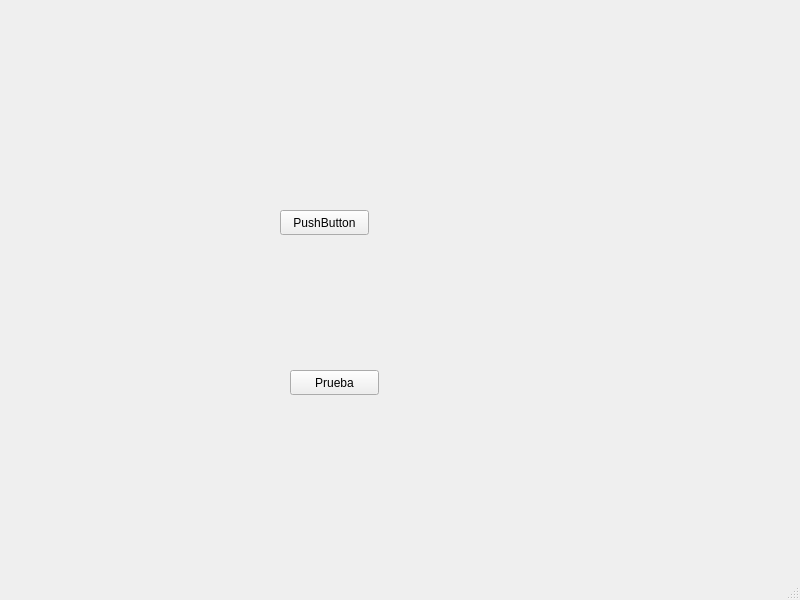
CarlosCL13/MemoryCardGamePIDII, file ServerMCG/mainwindow.ui: the form before one commit.
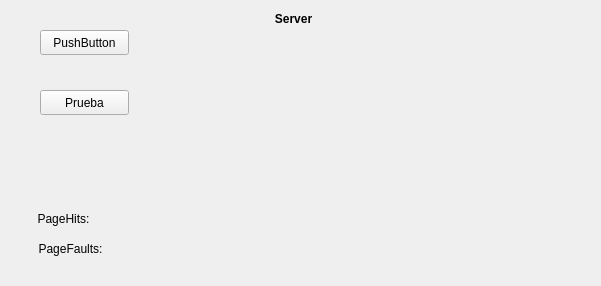
The form after the commit.

Commit message: The labels with the scores were added to the game interface and the server interface was improved, in addition, the method to change the status of the cards was added, among other small changes.

The edit to the form file:
```diff
--- a/ServerMCG/mainwindow.ui
+++ b/ServerMCG/mainwindow.ui
@@ -6,10 +6,425 @@
    <rect>
     <x>0</x>
     <y>0</y>
-    <width>800</width>
-    <height>600</height>
+    <width>601</width>
+    <height>286</height>
    </rect>
   </property>
+  <property name="palette">
+   <palette>
+    <active>
+     <colorrole role="WindowText">
+      <brush brushstyle="SolidPattern">
+       <color alpha="255">
+        <red>0</red>
+        <green>0</green>
+        <blue>0</blue>
+       </color>
+      </brush>
+     </colorrole>
+     <colorrole role="Button">
+      <brush brushstyle="SolidPattern">
+       <color alpha="255">
+        <red>238</red>
+        <green>238</green>
+        <blue>236</blue>
+       </color>
+      </brush>
+     </colorrole>
+     <colorrole role="Light">
+      <brush brushstyle="SolidPattern">
+       <color alpha="255">
+        <red>255</red>
+        <green>227</green>
+        <blue>186</blue>
+       </color>
+      </brush>
+     </colorrole>
+     <colorrole role="Midlight">
+      <brush brushstyle="SolidPattern">
+       <color alpha="255">
+        <red>253</red>
+        <green>201</green>
+        <blue>124</blue>
+       </color>
+      </brush>
+     </colorrole>
+     <colorrole role="Dark">
+      <brush brushstyle="SolidPattern">
+       <color alpha="255">
+        <red>126</red>
+        <green>87</green>
+        <blue>31</blue>
+       </color>
+      </brush>
+     </colorrole>
+     <colorrole role="Mid">
+      <brush brushstyle="SolidPattern">
+       <color alpha="255">
+        <red>168</red>
+        <green>117</green>
+        <blue>41</blue>
+       </color>
+      </brush>
+     </colorrole>
+     <colorrole role="Text">
+      <brush brushstyle="SolidPattern">
+       <color alpha="255">
+        <red>0</red>
+        <green>0</green>
+        <blue>0</blue>
+       </color>
+      </brush>
+     </colorrole>
+     <colorrole role="BrightText">
+      <brush brushstyle="SolidPattern">
+       <color alpha="255">
+        <red>255</red>
+        <green>255</green>
+        <blue>255</blue>
+       </color>
+      </brush>
+     </colorrole>
+     <colorrole role="ButtonText">
+      <brush brushstyle="SolidPattern">
+       <color alpha="255">
+        <red>0</red>
+        <green>0</green>
+        <blue>0</blue>
+       </color>
+      </brush>
+     </colorrole>
+     <colorrole role="Base">
+      <brush brushstyle="SolidPattern">
+       <color alpha="255">
+        <red>255</red>
+        <green>255</green>
+        <blue>255</blue>
+       </color>
+      </brush>
+     </colorrole>
+     <colorrole role="Window">
+      <brush brushstyle="SolidPattern">
+       <color alpha="255">
+        <red>252</red>
+        <green>175</green>
+        <blue>62</blue>
+       </color>
+      </brush>
+     </colorrole>
+     <colorrole role="Shadow">
+      <brush brushstyle="SolidPattern">
+       <color alpha="255">
+        <red>0</red>
+        <green>0</green>
+        <blue>0</blue>
+       </color>
+      </brush>
+     </colorrole>
+     <colorrole role="AlternateBase">
+      <brush brushstyle="SolidPattern">
+       <color alpha="255">
+        <red>253</red>
+        <green>215</green>
+        <blue>158</blue>
+       </color>
+      </brush>
+     </colorrole>
+     <colorrole role="ToolTipBase">
+      <brush brushstyle="SolidPattern">
+       <color alpha="255">
+        <red>255</red>
+        <green>255</green>
+        <blue>220</blue>
+       </color>
+      </brush>
+     </colorrole>
+     <colorrole role="ToolTipText">
+      <brush brushstyle="SolidPattern">
+       <color alpha="255">
+        <red>0</red>
+        <green>0</green>
+        <blue>0</blue>
+       </color>
+      </brush>
+     </colorrole>
+    </active>
+    <inactive>
+     <colorrole role="WindowText">
+      <brush brushstyle="SolidPattern">
+       <color alpha="255">
+        <red>0</red>
+        <green>0</green>
+        <blue>0</blue>
+       </color>
+      </brush>
+     </colorrole>
+     <colorrole role="Button">
+      <brush brushstyle="SolidPattern">
+       <color alpha="255">
+        <red>239</red>
+        <green>239</green>
+        <blue>239</blue>
+       </color>
+      </brush>
+     </colorrole>
+     <colorrole role="Light">
+      <brush brushstyle="SolidPattern">
+       <color alpha="255">
+        <red>255</red>
+        <green>255</green>
+        <blue>255</blue>
+       </color>
+      </brush>
+     </colorrole>
+     <colorrole role="Midlight">
+      <brush brushstyle="SolidPattern">
+       <color alpha="255">
+        <red>202</red>
+        <green>202</green>
+        <blue>202</blue>
+       </color>
+      </brush>
+     </colorrole>
+     <colorrole role="Dark">
+      <brush brushstyle="SolidPattern">
+       <color alpha="255">
+        <red>159</red>
+        <green>159</green>
+        <blue>159</blue>
+       </color>
+      </brush>
+     </colorrole>
+     <colorrole role="Mid">
+      <brush brushstyle="SolidPattern">
+       <color alpha="255">
+        <red>184</red>
+        <green>184</green>
+        <blue>184</blue>
+       </color>
+      </brush>
+     </colorrole>
+     <colorrole role="Text">
+      <brush brushstyle="SolidPattern">
+       <color alpha="255">
+        <red>0</red>
+        <green>0</green>
+        <blue>0</blue>
+       </color>
+      </brush>
+     </colorrole>
+     <colorrole role="BrightText">
+      <brush brushstyle="SolidPattern">
+       <color alpha="255">
+        <red>255</red>
+        <green>255</green>
+        <blue>255</blue>
+       </color>
+      </brush>
+     </colorrole>
+     <colorrole role="ButtonText">
+      <brush brushstyle="SolidPattern">
+       <color alpha="255">
+        <red>0</red>
+        <green>0</green>
+        <blue>0</blue>
+       </color>
+      </brush>
+     </colorrole>
+     <colorrole role="Base">
+      <brush brushstyle="SolidPattern">
+       <color alpha="255">
+        <red>255</red>
+        <green>255</green>
+        <blue>255</blue>
+       </color>
+      </brush>
+     </colorrole>
+     <colorrole role="Window">
+      <brush brushstyle="SolidPattern">
+       <color alpha="255">
+        <red>239</red>
+        <green>239</green>
+        <blue>239</blue>
+       </color>
+      </brush>
+     </colorrole>
+     <colorrole role="Shadow">
+      <brush brushstyle="SolidPattern">
+       <color alpha="255">
+        <red>118</red>
+        <green>118</green>
+        <blue>118</blue>
+       </color>
+      </brush>
+     </colorrole>
+     <colorrole role="AlternateBase">
+      <brush brushstyle="SolidPattern">
+       <color alpha="255">
+        <red>247</red>
+        <green>247</green>
+        <blue>247</blue>
+       </color>
+      </brush>
+     </colorrole>
+     <colorrole role="ToolTipBase">
+      <brush brushstyle="SolidPattern">
+       <color alpha="255">
+        <red>255</red>
+        <green>255</green>
+        <blue>220</blue>
+       </color>
+      </brush>
+     </colorrole>
+     <colorrole role="ToolTipText">
+      <brush brushstyle="SolidPattern">
+       <color alpha="255">
+        <red>0</red>
+        <green>0</green>
+        <blue>0</blue>
+       </color>
+      </brush>
+     </colorrole>
+    </inactive>
+    <disabled>
+     <colorrole role="WindowText">
+      <brush brushstyle="SolidPattern">
+       <color alpha="255">
+        <red>126</red>
+        <green>87</green>
+        <blue>31</blue>
+       </color>
+      </brush>
+     </colorrole>
+     <colorrole role="Button">
+      <brush brushstyle="SolidPattern">
+       <color alpha="255">
+        <red>238</red>
+        <green>238</green>
+        <blue>236</blue>
+       </color>
+      </brush>
+     </colorrole>
+     <colorrole role="Light">
+      <brush brushstyle="SolidPattern">
+       <color alpha="255">
+        <red>255</red>
+        <green>227</green>
+        <blue>186</blue>
+       </color>
+      </brush>
+     </colorrole>
+     <colorrole role="Midlight">
+      <brush brushstyle="SolidPattern">
+       <color alpha="255">
+        <red>253</red>
+        <green>201</green>
+        <blue>124</blue>
+       </color>
+      </brush>
+     </colorrole>
+     <colorrole role="Dark">
+      <brush brushstyle="SolidPattern">
+       <color alpha="255">
+        <red>126</red>
+        <green>87</green>
+        <blue>31</blue>
+       </color>
+      </brush>
+     </colorrole>
+     <colorrole role="Mid">
+      <brush brushstyle="SolidPattern">
+       <color alpha="255">
+        <red>168</red>
+        <green>117</green>
+        <blue>41</blue>
+       </color>
+      </brush>
+     </colorrole>
+     <colorrole role="Text">
+      <brush brushstyle="SolidPattern">
+       <color alpha="255">
+        <red>126</red>
+        <green>87</green>
+        <blue>31</blue>
+       </color>
+      </brush>
+     </colorrole>
+     <colorrole role="BrightText">
+      <brush brushstyle="SolidPattern">
+       <color alpha="255">
+        <red>255</red>
+        <green>255</green>
+        <blue>255</blue>
+       </color>
+      </brush>
+     </colorrole>
+     <colorrole role="ButtonText">
+      <brush brushstyle="SolidPattern">
+       <color alpha="255">
+        <red>126</red>
+        <green>87</green>
+        <blue>31</blue>
+       </color>
+      </brush>
+     </colorrole>
+     <colorrole role="Base">
+      <brush brushstyle="SolidPattern">
+       <color alpha="255">
+        <red>252</red>
+        <green>175</green>
+        <blue>62</blue>
+       </color>
+      </brush>
+     </colorrole>
+     <colorrole role="Window">
+      <brush brushstyle="SolidPattern">
+       <color alpha="255">
+        <red>252</red>
+        <green>175</green>
+        <blue>62</blue>
+       </color>
+      </brush>
+     </colorrole>
+     <colorrole role="Shadow">
+      <brush brushstyle="SolidPattern">
+       <color alpha="255">
+        <red>177</red>
+        <green>177</green>
+        <blue>177</blue>
+       </color>
+      </brush>
+     </colorrole>
+     <colorrole role="AlternateBase">
+      <brush brushstyle="SolidPattern">
+       <color alpha="255">
+        <red>247</red>
+        <green>247</green>
+        <blue>247</blue>
+       </color>
+      </brush>
+     </colorrole>
+     <colorrole role="ToolTipBase">
+      <brush brushstyle="SolidPattern">
+       <color alpha="255">
+        <red>255</red>
+        <green>255</green>
+        <blue>220</blue>
+       </color>
+      </brush>
+     </colorrole>
+     <colorrole role="ToolTipText">
+      <brush brushstyle="SolidPattern">
+       <color alpha="255">
+        <red>0</red>
+        <green>0</green>
+        <blue>0</blue>
+       </color>
+      </brush>
+     </colorrole>
+    </disabled>
+   </palette>
+  </property>
   <property name="windowTitle">
    <string>MainWindow</string>
   </property>
@@ -17,8 +432,8 @@
    <widget class="QPushButton" name="pushButton">
     <property name="geometry">
      <rect>
-      <x>280</x>
-      <y>210</y>
+      <x>40</x>
+      <y>30</y>
       <width>89</width>
       <height>25</height>
      </rect>
@@ -30,8 +445,8 @@
    <widget class="QPushButton" name="prueba">
     <property name="geometry">
      <rect>
-      <x>290</x>
-      <y>370</y>
+      <x>40</x>
+      <y>90</y>
       <width>89</width>
       <height>25</height>
      </rect>
@@ -40,18 +455,62 @@
      <string>Prueba</string>
     </property>
    </widget>
+   <widget class="QLabel" name="lblserver">
+    <property name="geometry">
+     <rect>
+      <x>260</x>
+      <y>10</y>
+      <width>67</width>
+      <height>17</height>
+     </rect>
+    </property>
+    <property name="font">
+     <font>
+      <italic>false</italic>
+      <bold>true</bold>
+      <underline>false</underline>
+     </font>
+    </property>
+    <property name="text">
+     <string>Server</string>
+    </property>
+    <property name="alignment">
+     <set>Qt::AlignCenter</set>
+    </property>
+   </widget>
+   <widget class="QLabel" name="label">
+    <property name="geometry">
+     <rect>
+      <x>30</x>
+      <y>240</y>
+      <width>81</width>
+      <height>17</height>
+     </rect>
+    </property>
+    <property name="text">
+     <string>PageFaults:</string>
+    </property>
+    <property name="alignment">
+     <set>Qt::AlignCenter</set>
+    </property>
+   </widget>
+   <widget class="QLabel" name="label_2">
+    <property name="geometry">
+     <rect>
+      <x>30</x>
+      <y>210</y>
+      <width>67</width>
+      <height>17</height>
+     </rect>
+    </property>
+    <property name="text">
+     <string>PageHits:</string>
+    </property>
+    <property name="alignment">
+     <set>Qt::AlignCenter</set>
+    </property>
+   </widget>
   </widget>
-  <widget class="QMenuBar" name="menubar">
-   <property name="geometry">
-    <rect>
-     <x>0</x>
-     <y>0</y>
-     <width>800</width>
-     <height>22</height>
-    </rect>
-   </property>
-  </widget>
-  <widget class="QStatusBar" name="statusbar"/>
  </widget>
  <resources/>
  <connections/>
```
The commit also changes 9 other files.
